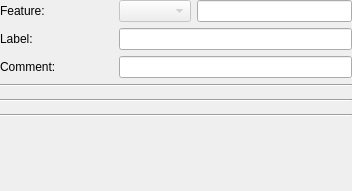
The window that ark/gui/ui/item_feature_widget_base.ui (lparchaeology/ArkPlan) describes before a commit, drawn with Qt 5.
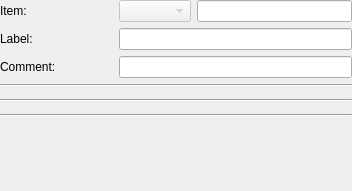
The same window after the commit.

What changed in the file:
```diff
--- a/ark/gui/ui/item_feature_widget_base.ui
+++ b/ark/gui/ui/item_feature_widget_base.ui
@@ -104,7 +104,7 @@
    <item row="1" column="0">
     <widget class="QLabel" name="featureLabel">
      <property name="text">
-      <string>Feature:</string>
+      <string>Item:</string>
      </property>
      <property name="buddy">
       <cstring>classCombo</cstring>
```
Left out of the diff: 2 changed lines with no effect on the pictures.
